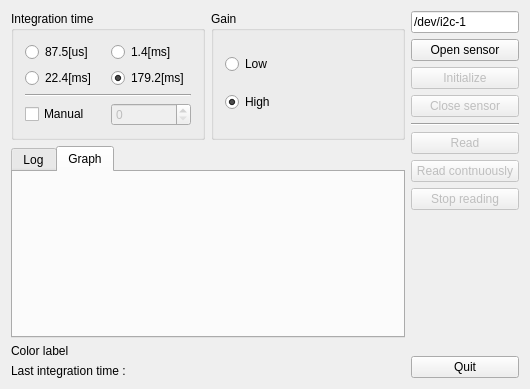
futr/ColorSensorReader, file widget.ui: the form before one commit.
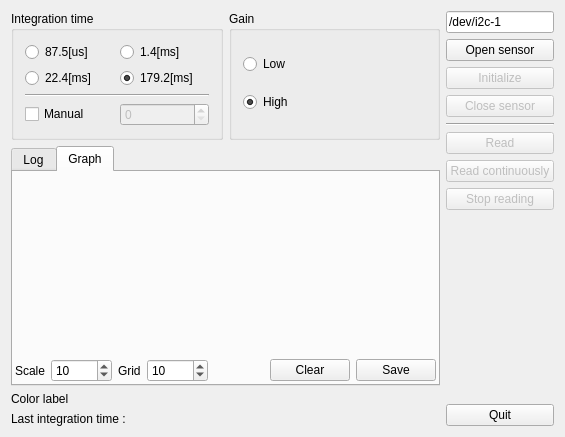
The form after the commit. The open tabs and pages were chosen to show the change. Custom widgets are drawn as their Qt base class.

```diff
--- a/widget.ui
+++ b/widget.ui
@@ -6,8 +6,8 @@
    <rect>
     <x>0</x>
     <y>0</y>
-    <width>530</width>
-    <height>389</height>
+    <width>565</width>
+    <height>437</height>
    </rect>
   </property>
   <property name="sizePolicy">
@@ -226,7 +226,85 @@
             <number>2</number>
            </property>
            <item>
-            <widget class="Graph" name="graphWidget" native="true"/>
+            <widget class="Graph" name="graphWidget" native="true">
+             <property name="sizePolicy">
+              <sizepolicy hsizetype="Preferred" vsizetype="Expanding">
+               <horstretch>0</horstretch>
+               <verstretch>0</verstretch>
+              </sizepolicy>
+             </property>
+            </widget>
+           </item>
+           <item>
+            <layout class="QHBoxLayout" name="horizontalLayout_2">
+             <item>
+              <widget class="QLabel" name="label_3">
+               <property name="text">
+                <string>Scale</string>
+               </property>
+              </widget>
+             </item>
+             <item>
+              <widget class="QSpinBox" name="scaleSpinBox">
+               <property name="minimum">
+                <number>1</number>
+               </property>
+               <property name="maximum">
+                <number>10000</number>
+               </property>
+               <property name="value">
+                <number>10</number>
+               </property>
+              </widget>
+             </item>
+             <item>
+              <widget class="QLabel" name="label_2">
+               <property name="text">
+                <string>Grid</string>
+               </property>
+              </widget>
+             </item>
+             <item>
+              <widget class="QSpinBox" name="gridSpinBox">
+               <property name="minimum">
+                <number>1</number>
+               </property>
+               <property name="maximum">
+                <number>10000</number>
+               </property>
+               <property name="value">
+                <number>10</number>
+               </property>
+              </widget>
+             </item>
+             <item>
+              <spacer name="horizontalSpacer_2">
+               <property name="orientation">
+                <enum>Qt::Horizontal</enum>
+               </property>
+               <property name="sizeHint" stdset="0">
+                <size>
+                 <width>40</width>
+                 <height>20</height>
+                </size>
+               </property>
+              </spacer>
+             </item>
+             <item>
+              <widget class="QPushButton" name="clearGraphButton">
+               <property name="text">
+                <string>Clear</string>
+               </property>
+              </widget>
+             </item>
+             <item>
+              <widget class="QPushButton" name="saveGraphButton">
+               <property name="text">
+                <string>Save</string>
+               </property>
+              </widget>
+             </item>
+            </layout>
            </item>
           </layout>
          </widget>
@@ -327,7 +405,7 @@
         <bool>false</bool>
        </property>
        <property name="text">
-        <string>Read contnuously</string>
+        <string>Read continuously</string>
        </property>
       </widget>
      </item>
```
Left out of the diff: 20 changed lines with no effect on the pictures.
